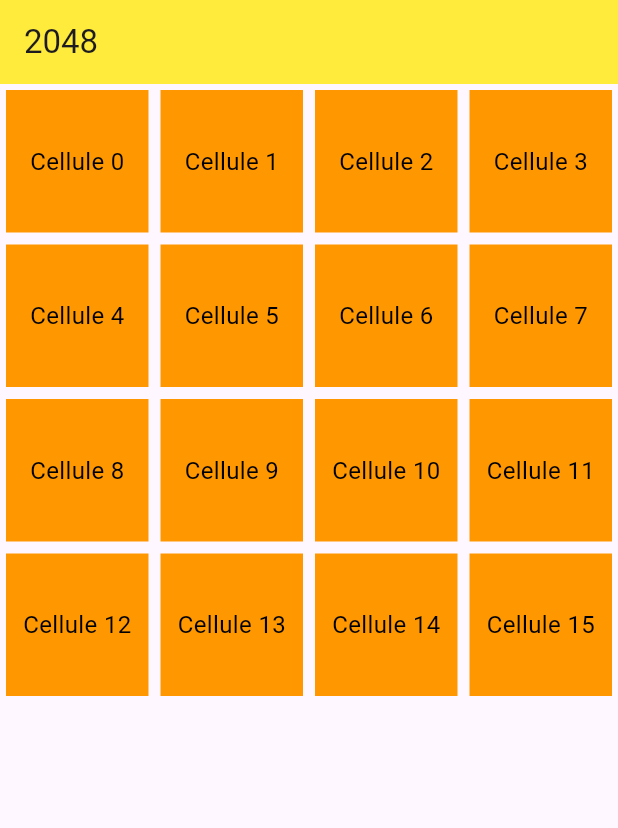
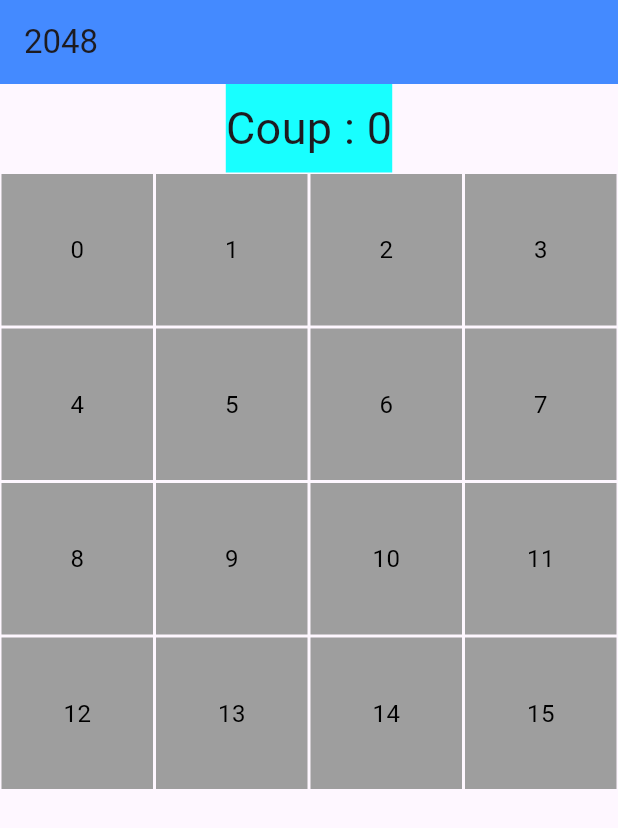
Before and after one commit to Corentin0502/jeu_2048, a Flutter app: the screen it shows after launch, on a phone screen of 412 x 824 dp. Shown: the top 828 px of the screen. Run offline on Flutter 3.47's test engine with Material 3 defaults, Android fonts, the phone set to English and light mode, and no system bars.

Commit message:
commit GestureDetector

```diff
--- a/lib/main.dart
+++ b/lib/main.dart
@@ -1,39 +1,64 @@
 import 'package:flutter/material.dart';
+//import 'package:jeu_2048/widget/listeDeroulante.dart';
 
 void main() {
   runApp(MyApp());
 }
 
 class MyApp extends StatelessWidget {
+  int coup = 0;
+
   @override
   Widget build(BuildContext context) {
     return MaterialApp(
       home: Scaffold(
         appBar: AppBar(
-          title: Text('2048'),
-          backgroundColor: Colors.yellow,
+          title: const Text('2048'),
+          backgroundColor: Colors.blueAccent,
         ),
-        body: GridView.builder(
-          gridDelegate: SliverGridDelegateWithFixedCrossAxisCount(
+        body: Column(
+          children: [
+            Container(
+              color: Colors.cyanAccent, // Couleur de surlignage
+              padding: EdgeInsets.symmetric(vertical: 8.0), // Pour ajouter un peu d'espace
+              child: Text(
+                "Coup : $coup",
+                style: TextStyle(fontSize: 30),
+              ),
+            ),
+            Expanded(
+              child: GridView.builder(
+                gridDelegate: const SliverGridDelegateWithFixedCrossAxisCount(
                   crossAxisCount: 4, // 4 colonnes
                   childAspectRatio: 1, // Chaque cellule est carrée
-            padding: const EdgeInsets.all(20),
                 ),
                 itemCount: 16, // 4x4 = 16 cellules
                 itemBuilder: (context, index) {
-            return Container(
-              margin: EdgeInsets.all(4), // Espacement entre les cellules
+                  return GestureDetector(
+                    onTap: () {
+                      print('Tapped on tile $index');
+                      //IncrementCoup(coup);
+                      coup++;
+                      print('Coup : $coup');
+                      }, // Gérer le tap sur la case ici
+                    child: Container(
+                      margin: EdgeInsets.all(1), // Espacement entre les cellules
                       height: 50.0,
-              color: Colors.orange,
+                      color: Colors.grey,
                       alignment: Alignment.center,
                       child: Text(
-                'Cellule $index',
+                        '$index',
                         style: TextStyle(color: Colors.black, fontSize: 16),
+                      ),
                     ),
                   );
                 },
               ),
             ),
+            //ActionSheetExample(), // bouton selection objectif
+          ],
+        ),
+      ),
     );
   }
 }
```
Lines whose indentation alone changed are shown as unchanged.
